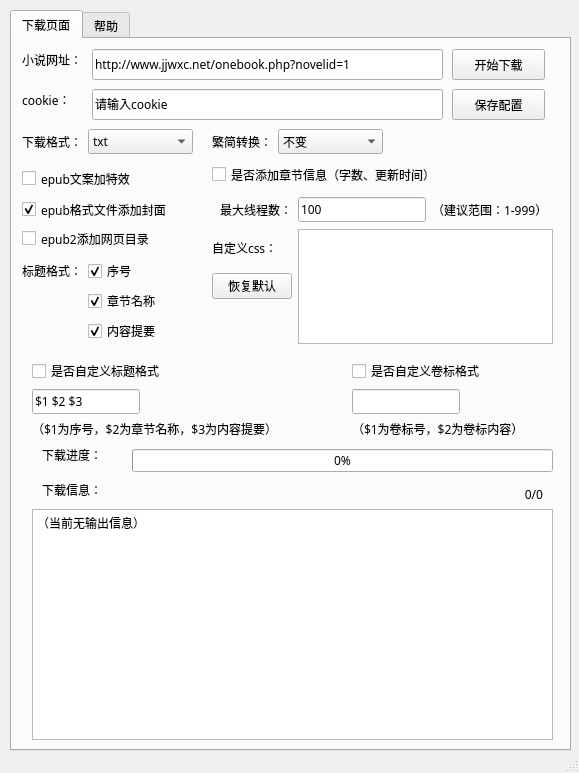
The window that exe整合版/jjurl.ui (7325156/jjwxcNovelCrawler) describes before a commit, drawn with Qt 5.
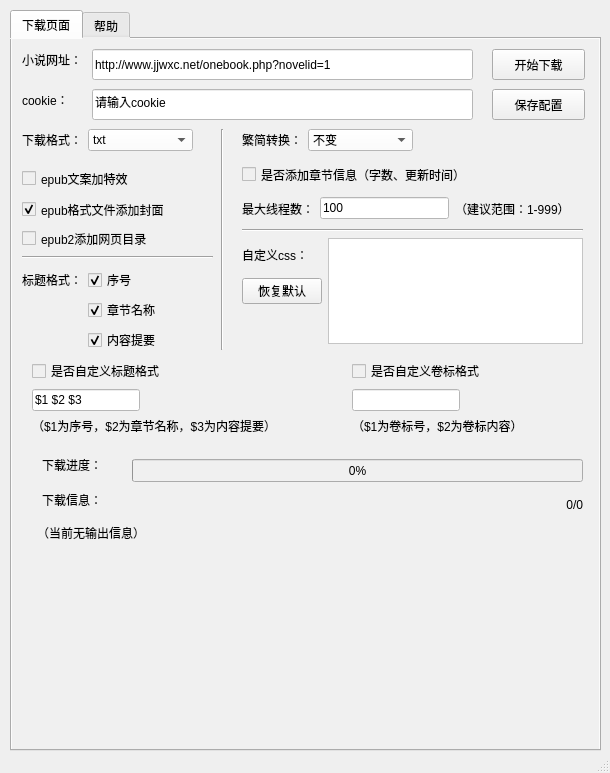
The same window after the commit. Icons and pictures are not drawn.

What changed in the file:
```diff
--- a/exe整合版/jjurl.ui
+++ b/exe整合版/jjurl.ui
@@ -6,7 +6,7 @@
    <rect>
     <x>0</x>
     <y>0</y>
-    <width>579</width>
+    <width>610</width>
     <height>773</height>
    </rect>
   </property>
@@ -31,12 +31,13 @@
      <rect>
       <x>10</x>
       <y>10</y>
-      <width>561</width>
+      <width>591</width>
       <height>741</height>
      </rect>
     </property>
     <property name="styleSheet">
-     <string notr="true">&quot;QTabWidget:pane {border-top:0px solid #e8f3f9;background:  transparent; }&quot;</string>
+     <string notr="true">background-color: rgb(240, 240, 240);
+font: 9pt &quot;Microsoft YaHei UI&quot;,&quot;思源黑体 CN&quot;,&quot;黑体&quot;,&quot;Arial&quot;,sans-serif;</string>
     </property>
     <property name="tabShape">
      <enum>QTabWidget::Rounded</enum>
@@ -69,10 +70,13 @@
        <rect>
         <x>80</x>
         <y>10</y>
-        <width>351</width>
+        <width>381</width>
         <height>31</height>
        </rect>
       </property>
+      <property name="styleSheet">
+       <string notr="true">background-color: rgb(255, 255, 255);</string>
+      </property>
       <property name="text">
        <string>http://www.jjwxc.net/onebook.php?novelid=1</string>
       </property>
@@ -80,7 +84,7 @@
      <widget class="QPushButton" name="start">
       <property name="geometry">
        <rect>
-        <x>440</x>
+        <x>480</x>
         <y>10</y>
         <width>93</width>
         <height>31</height>
@@ -93,7 +97,7 @@
      <widget class="QPushButton" name="configsave">
       <property name="geometry">
        <rect>
-        <x>440</x>
+        <x>480</x>
         <y>50</y>
         <width>93</width>
         <height>31</height>
@@ -121,10 +125,13 @@
        <rect>
         <x>80</x>
         <y>50</y>
-        <width>351</width>
+        <width>381</width>
         <height>31</height>
        </rect>
       </property>
+      <property name="styleSheet">
+       <string notr="true">background-color: rgb(255, 255, 255);</string>
+      </property>
       <property name="text">
        <string>请输入cookie</string>
       </property>
@@ -148,6 +155,9 @@
        </item>
        <item row="0" column="1">
         <widget class="QComboBox" name="format">
+         <property name="styleSheet">
+          <string notr="true">background-color: rgb(255, 255, 255);</string>
+         </property>
          <item>
           <property name="text">
            <string>txt</string>
@@ -170,15 +180,25 @@
      <widget class="QWidget" name="formLayoutWidget">
       <property name="geometry">
        <rect>
-        <x>200</x>
+        <x>230</x>
         <y>90</y>
         <width>171</width>
-        <height>31</height>
+        <height>53</height>
        </rect>
       </property>
       <layout class="QFormLayout" name="tstran">
+       <item row="0" column="0">
+        <widget class="QLabel" name="label">
+         <property name="text">
+          <string>繁简转换：</string>
+         </property>
+        </widget>
+       </item>
        <item row="0" column="1">
         <widget class="QComboBox" name="stch">
+         <property name="styleSheet">
+          <string notr="true">background-color: rgb(255, 255, 255);</string>
+         </property>
          <item>
           <property name="text">
            <string>不变</string>
@@ -196,13 +216,6 @@
          </item>
         </widget>
        </item>
-       <item row="0" column="0">
-        <widget class="QLabel" name="label">
-         <property name="text">
-          <string>繁简转换：</string>
-         </property>
-        </widget>
-       </item>
       </layout>
      </widget>
      <widget class="QCheckBox" name="hvol">
@@ -234,7 +247,7 @@
      <widget class="QCheckBox" name="chInfo">
       <property name="geometry">
        <rect>
-        <x>200</x>
+        <x>230</x>
         <y>120</y>
         <width>281</width>
         <height>31</height>
@@ -263,10 +276,10 @@
      <widget class="QWidget" name="formLayoutWidget_4">
       <property name="geometry">
        <rect>
-        <x>200</x>
-        <y>140</y>
-        <width>337</width>
-        <height>41</height>
+        <x>236</x>
+        <y>150</y>
+        <width>301</width>
+        <height>31</height>
        </rect>
       </property>
       <layout class="QFormLayout" name="formLayout"/>
@@ -277,18 +290,18 @@
         <x>10</x>
         <y>220</y>
         <width>191</width>
-        <height>94</height>
+        <height>98</height>
        </rect>
       </property>
       <layout class="QFormLayout" name="titlestyle">
-       <item row="0" column="0">
+       <item row="1" column="0">
         <widget class="QLabel" name="label_5">
          <property name="text">
           <string>标题格式：</string>
          </property>
         </widget>
        </item>
-       <item row="0" column="1">
+       <item row="1" column="1">
         <widget class="QCheckBox" name="number">
          <property name="text">
           <string>序号</string>
@@ -298,7 +311,7 @@
          </property>
         </widget>
        </item>
-       <item row="1" column="1">
+       <item row="2" column="1">
         <widget class="QCheckBox" name="title">
          <property name="text">
           <string>章节名称</string>
@@ -308,7 +321,7 @@
          </property>
         </widget>
        </item>
-       <item row="2" column="1">
+       <item row="3" column="1">
         <widget class="QCheckBox" name="summary">
          <property name="text">
           <string>内容提要</string>
@@ -318,36 +331,54 @@
          </property>
         </widget>
        </item>
+       <item row="0" column="0">
+        <widget class="Line" name="line_3">
+         <property name="orientation">
+          <enum>Qt::Horizontal</enum>
+         </property>
+        </widget>
+       </item>
       </layout>
      </widget>
      <widget class="QWidget" name="gridLayoutWidget">
       <property name="geometry">
        <rect>
-        <x>200</x>
+        <x>230</x>
         <y>190</y>
         <width>341</width>
         <height>115</height>
        </rect>
       </property>
       <layout class="QGridLayout" name="gridLayout">
-       <item row="0" column="1" rowspan="3">
+       <item row="1" column="0">
+        <widget class="QLabel" name="label_10">
+         <property name="text">
+          <string>自定义css：</string>
+         </property>
+        </widget>
+       </item>
+       <item row="1" column="1" rowspan="3">
         <widget class="QPlainTextEdit" name="cssedit">
+         <property name="styleSheet">
+          <string notr="true">background-color: rgb(255, 255, 255);
+color: rgb(0, 0, 0);</string>
+         </property>
          <property name="plainText">
           <string/>
          </property>
         </widget>
        </item>
-       <item row="1" column="0">
+       <item row="2" column="0">
         <widget class="QPushButton" name="cssbutton">
          <property name="text">
           <string>恢复默认</string>
          </property>
         </widget>
        </item>
-       <item row="0" column="0">
-        <widget class="QLabel" name="label_10">
-         <property name="text">
-          <string>自定义css：</string>
+       <item row="0" column="0" colspan="2">
+        <widget class="Line" name="line">
+         <property name="orientation">
+          <enum>Qt::Horizontal</enum>
          </property>
         </widget>
        </item>
@@ -357,7 +388,7 @@
       <property name="geometry">
        <rect>
         <x>30</x>
-        <y>440</y>
+        <y>450</y>
         <width>81</width>
         <height>21</height>
        </rect>
@@ -369,8 +400,8 @@
      <widget class="QLabel" name="pct">
       <property name="geometry">
        <rect>
-        <x>400</x>
-        <y>440</y>
+        <x>440</x>
+        <y>450</y>
         <width>131</width>
         <height>31</height>
        </rect>
@@ -386,7 +417,7 @@
       <property name="geometry">
        <rect>
         <x>30</x>
-        <y>400</y>
+        <y>410</y>
         <width>81</width>
         <height>31</height>
        </rect>
@@ -399,8 +430,8 @@
       <property name="geometry">
        <rect>
         <x>120</x>
-        <y>410</y>
-        <width>421</width>
+        <y>420</y>
+        <width>451</width>
         <height>23</height>
        </rect>
       </property>
@@ -412,14 +443,18 @@
       <property name="geometry">
        <rect>
         <x>20</x>
-        <y>470</y>
-        <width>521</width>
-        <height>231</height>
+        <y>480</y>
+        <width>551</width>
+        <height>221</height>
        </rect>
       </property>
       <property name="contextMenuPolicy">
        <enum>Qt::DefaultContextMenu</enum>
       </property>
+      <property name="styleSheet">
+       <string notr="true">background-color: transparent;
+font: 9pt &quot;Microsoft YaHei UI&quot;,&quot;思源黑体 CN&quot;,&quot;黑体&quot;,&quot;Arial&quot;,sans-serif;</string>
+      </property>
       <property name="horizontalScrollBarPolicy">
        <enum>Qt::ScrollBarAsNeeded</enum>
       </property>
@@ -430,15 +465,15 @@
        <string>&lt;!DOCTYPE HTML PUBLIC &quot;-//W3C//DTD HTML 4.0//EN&quot; &quot;http://www.w3.org/TR/REC-html40/strict.dtd&quot;&gt;
 &lt;html&gt;&lt;head&gt;&lt;meta name=&quot;qrichtext&quot; content=&quot;1&quot; /&gt;&lt;style type=&quot;text/css&quot;&gt;
 p, li { white-space: pre-wrap; }
-&lt;/style&gt;&lt;/head&gt;&lt;body style=&quot; font-family:'SimSun'; font-size:9pt; font-weight:400; font-style:normal;&quot;&gt;
+&lt;/style&gt;&lt;/head&gt;&lt;body style=&quot; font-family:'Microsoft YaHei UI','思源黑体 CN','黑体','Arial','sans-serif'; font-size:9pt; font-weight:400; font-style:normal;&quot;&gt;
 &lt;p style=&quot; margin-top:0px; margin-bottom:0px; margin-left:0px; margin-right:0px; -qt-block-indent:0; text-indent:0px;&quot;&gt;（当前无输出信息）&lt;/p&gt;&lt;/body&gt;&lt;/html&gt;</string>
       </property>
      </widget>
      <widget class="QWidget" name="layoutWidget">
       <property name="geometry">
        <rect>
-        <x>208</x>
-        <y>151</y>
+        <x>230</x>
+        <y>150</y>
         <width>328</width>
         <height>39</height>
        </rect>
@@ -453,6 +488,9 @@
        </item>
        <item>
         <widget class="QLineEdit" name="threadnum">
+         <property name="styleSheet">
+          <string notr="true">background-color: rgb(255, 255, 255);</string>
+         </property>
          <property name="inputMask">
           <string/>
          </property>
@@ -478,13 +516,16 @@
        <rect>
         <x>20</x>
         <y>320</y>
-        <width>312</width>
-        <height>81</height>
+        <width>318</width>
+        <height>92</height>
        </rect>
       </property>
       <layout class="QFormLayout" name="formLayout_2">
        <item row="1" column="0">
         <widget class="QLineEdit" name="tfedit">
+         <property name="styleSheet">
+          <string notr="true">background-color: rgb(255, 255, 255);</string>
+         </property>
          <property name="text">
           <string>$1 $2 $3</string>
          </property>
@@ -511,8 +552,8 @@
        <rect>
         <x>340</x>
         <y>320</y>
-        <width>221</width>
-        <height>80</height>
+        <width>225</width>
+        <height>92</height>
        </rect>
       </property>
       <layout class="QFormLayout" name="formLayout_3">
@@ -524,7 +565,11 @@
         </widget>
        </item>
        <item row="1" column="0">
-        <widget class="QLineEdit" name="voledit"/>
+        <widget class="QLineEdit" name="voledit">
+         <property name="styleSheet">
+          <string notr="true">background-color: rgb(255, 255, 255);</string>
+         </property>
+        </widget>
        </item>
        <item row="2" column="0">
         <widget class="QLabel" name="label_12">
@@ -535,6 +580,32 @@
        </item>
       </layout>
      </widget>
+     <widget class="Line" name="line_2">
+      <property name="geometry">
+       <rect>
+        <x>200</x>
+        <y>90</y>
+        <width>20</width>
+        <height>221</height>
+       </rect>
+      </property>
+      <property name="orientation">
+       <enum>Qt::Vertical</enum>
+      </property>
+     </widget>
+     <widget class="Line" name="line_4">
+      <property name="geometry">
+       <rect>
+        <x>10</x>
+        <y>210</y>
+        <width>191</width>
+        <height>16</height>
+       </rect>
+      </property>
+      <property name="orientation">
+       <enum>Qt::Horizontal</enum>
+      </property>
+     </widget>
     </widget>
     <widget class="QWidget" name="tab_2">
      <attribute name="title">
@@ -558,7 +629,7 @@
       <property name="markdown">
        <string>本软件由7325156制作，若运行软件时有问题，请 [联系作者](https://github.com/7325156/jjwxcNovelCrawler)
 
-版本：2.4.2
+版本：2.4.3
 
 最新版本下载： [github](https://github.com/7325156/jjwxcNovelCrawler/releases/latest/)
 | [蓝奏云](https://wwr.lanzoui.com/b02oduqmd#a5jo)
@@ -567,6 +638,10 @@
 
 **更新记录**：
 
+2022-01-01
+
+- 修改网址不能匹配https的bug。
+
 2021-11-09 
 
 - 添加自定义标题、卷标格式功能。
@@ -589,12 +664,14 @@
        <string>&lt;!DOCTYPE HTML PUBLIC &quot;-//W3C//DTD HTML 4.0//EN&quot; &quot;http://www.w3.org/TR/REC-html40/strict.dtd&quot;&gt;
 &lt;html&gt;&lt;head&gt;&lt;meta name=&quot;qrichtext&quot; content=&quot;1&quot; /&gt;&lt;style type=&quot;text/css&quot;&gt;
 p, li { white-space: pre-wrap; }
-&lt;/style&gt;&lt;/head&gt;&lt;body style=&quot; font-family:'SimSun'; font-size:9pt; font-weight:400; font-style:normal;&quot;&gt;
-&lt;p style=&quot; margin-top:12px; margin-bottom:12px; margin-left:0px; margin-right:0px; -qt-block-indent:0; text-indent:0px;&quot;&gt;&lt;span style=&quot; font-family:'微软雅黑','sans-serif'; font-size:10pt;&quot;&gt;本软件由7325156制作，若运行软件时有问题，请 &lt;/span&gt;&lt;a href=&quot;https://github.com/7325156/jjwxcNovelCrawler&quot;&gt;&lt;span style=&quot; font-size:10pt; text-decoration: underline; color:#0000ff;&quot;&gt;联系作者&lt;/span&gt;&lt;/a&gt;&lt;/p&gt;
-&lt;p style=&quot; margin-top:12px; margin-bottom:12px; margin-left:0px; margin-right:0px; -qt-block-indent:0; text-indent:0px;&quot;&gt;&lt;span style=&quot; font-family:'微软雅黑','sans-serif'; font-size:10pt;&quot;&gt;版本：2.4.2&lt;/span&gt;&lt;/p&gt;
-&lt;p style=&quot; margin-top:12px; margin-bottom:12px; margin-left:0px; margin-right:0px; -qt-block-indent:0; text-indent:0px;&quot;&gt;&lt;span style=&quot; font-family:'微软雅黑','sans-serif'; font-size:10pt;&quot;&gt;最新版本下载： &lt;/span&gt;&lt;a href=&quot;https://github.com/7325156/jjwxcNovelCrawler/releases/latest/&quot;&gt;&lt;span style=&quot; font-size:10pt; text-decoration: underline; color:#0000ff;&quot;&gt;github&lt;/span&gt;&lt;/a&gt;&lt;span style=&quot; font-family:'微软雅黑','sans-serif'; font-size:10pt;&quot;&gt; | &lt;/span&gt;&lt;a href=&quot;https://wwr.lanzoui.com/b02oduqmd#a5jo&quot;&gt;&lt;span style=&quot; font-size:10pt; text-decoration: underline; color:#0000ff;&quot;&gt;蓝奏云&lt;/span&gt;&lt;/a&gt;&lt;/p&gt;
+&lt;/style&gt;&lt;/head&gt;&lt;body style=&quot; font-family:'Microsoft YaHei UI','思源黑体 CN','黑体','Arial','sans-serif'; font-size:9pt; font-weight:400; font-style:normal;&quot;&gt;
+&lt;p style=&quot; margin-top:12px; margin-bottom:12px; margin-left:0px; margin-right:0px; -qt-block-indent:0; text-indent:0px;&quot;&gt;&lt;span style=&quot; font-family:'微软雅黑','sans-serif'; font-size:10pt;&quot;&gt;本软件由7325156制作，若运行软件时有问题，请 &lt;/span&gt;&lt;a href=&quot;https://github.com/7325156/jjwxcNovelCrawler&quot;&gt;&lt;span style=&quot; font-family:'SimSun'; font-size:10pt; text-decoration: underline; color:#0000ff;&quot;&gt;联系作者&lt;/span&gt;&lt;/a&gt;&lt;/p&gt;
+&lt;p style=&quot; margin-top:12px; margin-bottom:12px; margin-left:0px; margin-right:0px; -qt-block-indent:0; text-indent:0px;&quot;&gt;&lt;span style=&quot; font-family:'微软雅黑','sans-serif'; font-size:10pt;&quot;&gt;版本：2.4.3&lt;/span&gt;&lt;/p&gt;
+&lt;p style=&quot; margin-top:12px; margin-bottom:12px; margin-left:0px; margin-right:0px; -qt-block-indent:0; text-indent:0px;&quot;&gt;&lt;span style=&quot; font-family:'微软雅黑','sans-serif'; font-size:10pt;&quot;&gt;最新版本下载： &lt;/span&gt;&lt;a href=&quot;https://github.com/7325156/jjwxcNovelCrawler/releases/latest/&quot;&gt;&lt;span style=&quot; font-family:'SimSun'; font-size:10pt; text-decoration: underline; color:#0000ff;&quot;&gt;github&lt;/span&gt;&lt;/a&gt;&lt;span style=&quot; font-family:'微软雅黑','sans-serif'; font-size:10pt;&quot;&gt; | &lt;/span&gt;&lt;a href=&quot;https://wwr.lanzoui.com/b02oduqmd#a5jo&quot;&gt;&lt;span style=&quot; font-family:'SimSun'; font-size:10pt; text-decoration: underline; color:#0000ff;&quot;&gt;蓝奏云&lt;/span&gt;&lt;/a&gt;&lt;/p&gt;
 &lt;p style=&quot; margin-top:12px; margin-bottom:12px; margin-left:0px; margin-right:0px; -qt-block-indent:0; text-indent:0px;&quot;&gt;&lt;span style=&quot; font-family:'微软雅黑'; font-size:10pt;&quot;&gt;此项目仅供学习交流使用，严禁用于商业用途，请在24小时之内删除。&lt;/span&gt;&lt;/p&gt;
 &lt;p style=&quot; margin-top:12px; margin-bottom:12px; margin-left:0px; margin-right:0px; -qt-block-indent:0; text-indent:0px;&quot;&gt;&lt;span style=&quot; font-family:'微软雅黑','sans-serif'; font-size:10pt; font-weight:600;&quot;&gt;更新记录&lt;/span&gt;&lt;span style=&quot; font-family:'微软雅黑','sans-serif'; font-size:10pt;&quot;&gt;：&lt;/span&gt;&lt;/p&gt;
+&lt;p style=&quot; margin-top:12px; margin-bottom:12px; margin-left:0px; margin-right:0px; -qt-block-indent:0; text-indent:0px;&quot;&gt;&lt;span style=&quot; font-family:'微软雅黑','sans-serif'; font-size:10pt;&quot;&gt;2022-01-01&lt;/span&gt;&lt;/p&gt;
+&lt;ul style=&quot;margin-top: 0px; margin-bottom: 0px; margin-left: 0px; margin-right: 0px; -qt-list-indent: 1;&quot;&gt;&lt;li style=&quot; font-family:'微软雅黑','sans-serif'; font-size:10pt;&quot; style=&quot; margin-top:12px; margin-bottom:12px; margin-left:0px; margin-right:0px; -qt-block-indent:0; text-indent:0px;&quot;&gt;修改网址不能匹配https的bug。&lt;/li&gt;&lt;/ul&gt;
 &lt;p style=&quot; margin-top:12px; margin-bottom:12px; margin-left:0px; margin-right:0px; -qt-block-indent:0; text-indent:0px;&quot;&gt;&lt;span style=&quot; font-family:'微软雅黑','sans-serif'; font-size:10pt;&quot;&gt;2021-11-09 &lt;/span&gt;&lt;/p&gt;
 &lt;ul style=&quot;margin-top: 0px; margin-bottom: 0px; margin-left: 0px; margin-right: 0px; -qt-list-indent: 1;&quot;&gt;&lt;li style=&quot; font-family:'微软雅黑','sans-serif'; font-size:10pt;&quot; style=&quot; margin-top:12px; margin-bottom:12px; margin-left:0px; margin-right:0px; -qt-block-indent:0; text-indent:0px;&quot;&gt;添加自定义标题、卷标格式功能。&lt;/li&gt;&lt;/ul&gt;
 &lt;p style=&quot; margin-top:12px; margin-bottom:12px; margin-left:0px; margin-right:0px; -qt-block-indent:0; text-indent:0px;&quot;&gt;&lt;span style=&quot; font-family:'微软雅黑','sans-serif'; font-size:10pt;&quot;&gt;2021-10-26 &lt;/span&gt;&lt;/p&gt;
```
